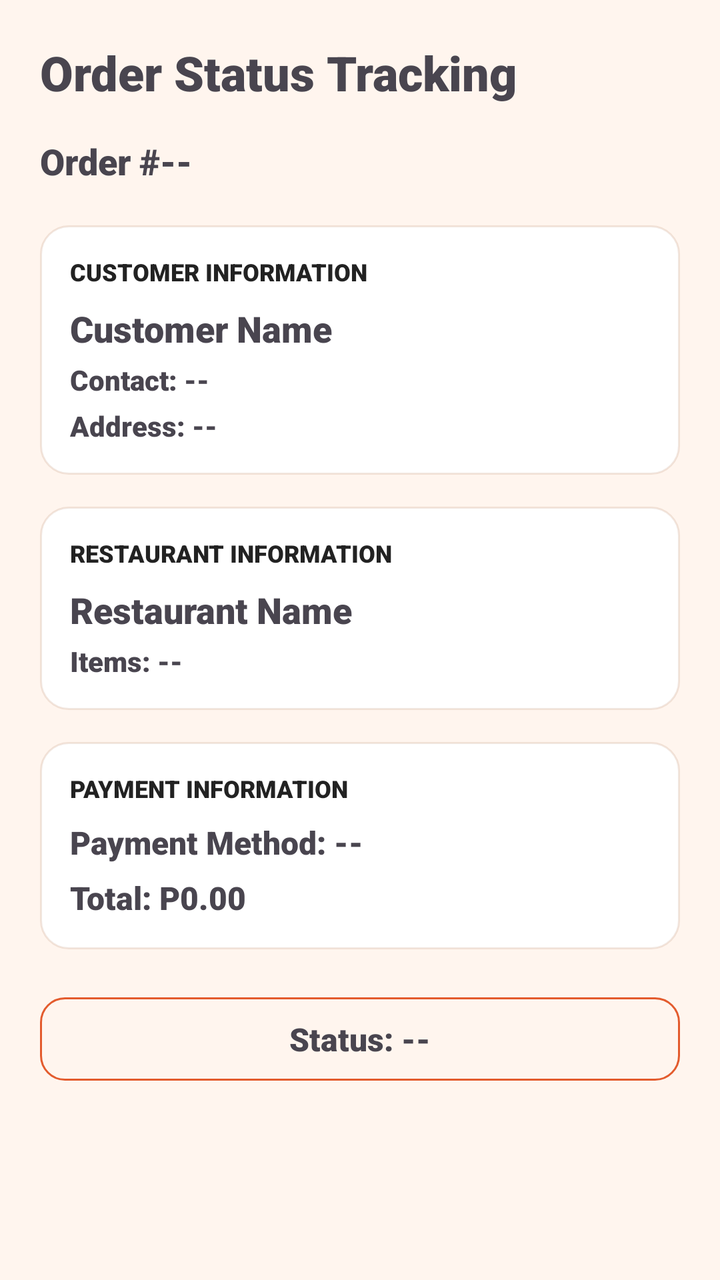
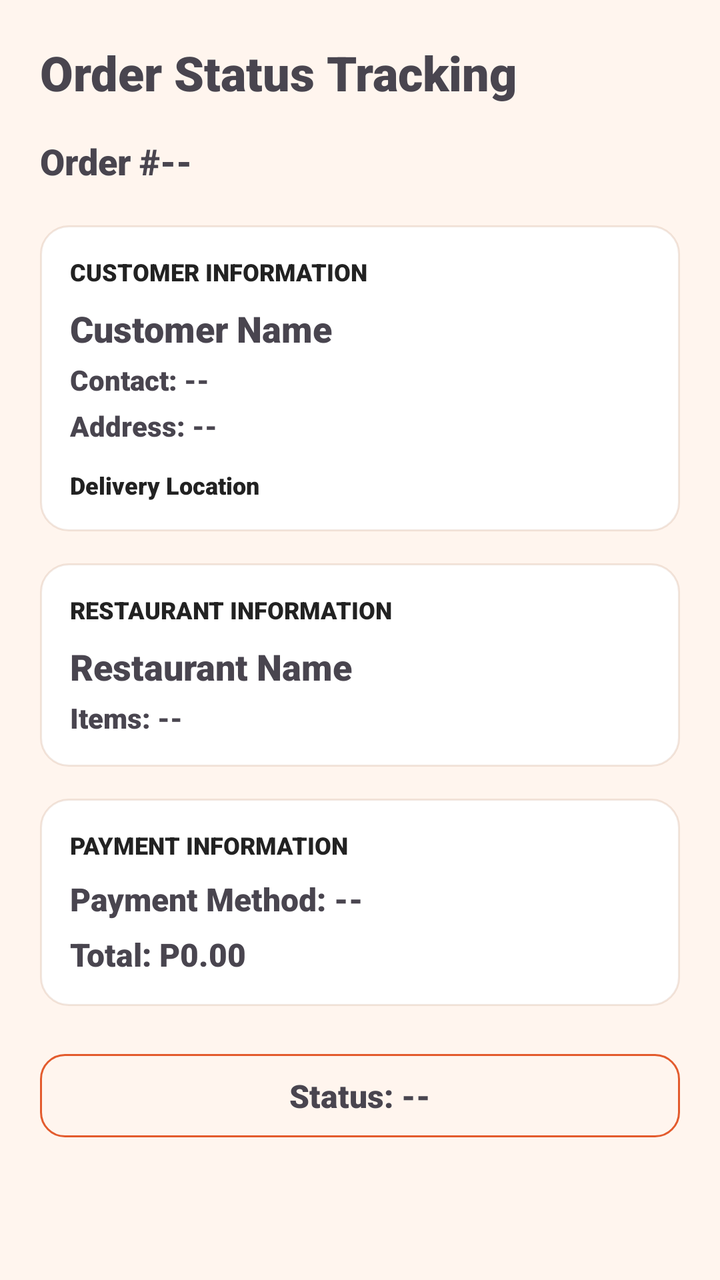

Two renders of the same Android screen: before a commit and after it. Below are the layout's source before the change and the commit's diff.
<!-- AndroidManifest.xml: application theme Theme.FOODDASH -->
<!-- res/layout/activity_active_order.xml -->
<?xml version="1.0" encoding="utf-8"?>
<ScrollView xmlns:android="http://schemas.android.com/apk/res/android"
    android:layout_width="match_parent"
    android:layout_height="match_parent"
    android:background="@color/light_faded_orange"
    android:fillViewport="true">

    <LinearLayout
        android:layout_width="match_parent"
        android:layout_height="wrap_content"
        android:orientation="vertical"
        android:padding="20dp">

        <TextView
            android:layout_width="wrap_content"
            android:layout_height="wrap_content"
            android:text="Order Status Tracking"
            android:textSize="24sp"
            android:textStyle="bold" />

        <TextView
            android:id="@+id/activeOrderIdText"
            android:layout_width="match_parent"
            android:layout_height="wrap_content"
            android:layout_marginTop="16dp"
            android:text="Order #--"
            android:textSize="18sp"
            android:textStyle="bold" />

        <LinearLayout
            android:layout_width="match_parent"
            android:layout_height="wrap_content"
            android:layout_marginTop="20dp"
            android:background="@drawable/view_border"
            android:orientation="vertical"
            android:padding="15dp">

            <TextView
                android:layout_width="wrap_content"
                android:layout_height="wrap_content"
                android:text="CUSTOMER INFORMATION"
                android:textSize="12sp"
                android:textStyle="bold"
                android:textColor="@color/secondary_dark_gray" />

            <TextView
                android:id="@+id/activeCustomerName"
                android:layout_width="match_parent"
                android:layout_height="wrap_content"
                android:layout_marginTop="8dp"
                android:text="Customer Name"
                android:textSize="18sp"
                android:textStyle="bold" />

            <TextView
                android:id="@+id/activeCustomerContact"
                android:layout_width="match_parent"
                android:layout_height="wrap_content"
                android:layout_marginTop="4dp"
                android:text="Contact: --" />

            <TextView
                android:id="@+id/activeDeliveryAddress"
                android:layout_width="match_parent"
                android:layout_height="wrap_content"
                android:layout_marginTop="4dp"
                android:text="Address: --" />
        </LinearLayout>

        

        <LinearLayout
            android:layout_width="match_parent"
            android:layout_height="wrap_content"
            android:layout_marginTop="16dp"
            android:background="@drawable/view_border"
            android:orientation="vertical"
            android:padding="15dp">

            <TextView
                android:layout_width="wrap_content"
                android:layout_height="wrap_content"
                android:text="RESTAURANT INFORMATION"
                android:textSize="12sp"
                android:textStyle="bold"
                android:textColor="@color/secondary_dark_gray" />

            <TextView
                android:id="@+id/activeRestaurantName"
                android:layout_width="match_parent"
                android:layout_height="wrap_content"
                android:layout_marginTop="8dp"
                android:text="Restaurant Name"
                android:textSize="18sp"
                android:textStyle="bold" />

            <TextView
                android:id="@+id/activeOrderItems"
                android:layout_width="match_parent"
                android:layout_height="wrap_content"
                android:layout_marginTop="4dp"
                android:text="Items: --" />
        </LinearLayout>

        <LinearLayout
            android:layout_width="match_parent"
            android:layout_height="wrap_content"
            android:layout_marginTop="16dp"
            android:background="@drawable/view_border"
            android:orientation="vertical"
            android:padding="15dp">

            <TextView
                android:layout_width="wrap_content"
                android:layout_height="wrap_content"
                android:text="PAYMENT INFORMATION"
                android:textSize="12sp"
                android:textStyle="bold"
                android:textColor="@color/secondary_dark_gray" />

            <TextView
                android:id="@+id/activePaymentMethod"
                android:layout_width="match_parent"
                android:layout_height="wrap_content"
                android:layout_marginTop="8dp"
                android:text="Payment Method: --"
                android:textSize="16sp"
                android:textStyle="bold" />

            <TextView
                android:id="@+id/activeOrderTotal"
                android:layout_width="match_parent"
                android:layout_height="wrap_content"
                android:layout_marginTop="6dp"
                android:text="Total: P0.00"
                android:textSize="16sp"
                android:textStyle="bold" />
        </LinearLayout>

        <TextView
            android:id="@+id/activeOrderStatus"
            android:layout_width="match_parent"
            android:layout_height="wrap_content"
            android:layout_marginTop="24dp"
            android:text="Status: --"
            android:textSize="16sp"
            android:textStyle="bold"
            android:gravity="center"
            android:padding="10dp"
            android:background="@drawable/button_border" />

        <Button
            android:id="@+id/btnAccept"
            android:layout_width="match_parent"
            android:layout_height="wrap_content"
            android:layout_marginTop="20dp"
            android:text="Accept Order"
            android:visibility="gone" />

        <Button
            android:id="@+id/btnPreparing"
            android:layout_width="match_parent"
            android:layout_height="wrap_content"
            android:layout_marginTop="10dp"
            android:text="Mark as Preparing"
            android:visibility="gone" />

        <Button
            android:id="@+id/btnReady"
            android:layout_width="match_parent"
            android:layout_height="wrap_content"
            android:layout_marginTop="10dp"
            android:text="Mark as Ready for Pickup"
            android:visibility="gone" />

        <Button
            android:id="@+id/btnArrived"
            android:layout_width="match_parent"
            android:layout_height="wrap_content"
            android:layout_marginTop="10dp"
            android:text="Arrived at Restaurant"
            android:visibility="gone" />

        <Button
            android:id="@+id/btnPickedUp"
            android:layout_width="match_parent"
            android:layout_height="wrap_content"
            android:layout_marginTop="10dp"
            android:text="Picked Up Order"
            android:visibility="gone" />

        <Button
            android:id="@+id/btnOnTheWay"
            android:layout_width="match_parent"
            android:layout_height="wrap_content"
            android:layout_marginTop="10dp"
            android:text="On the Way"
            android:visibility="gone" />

        <Button
            android:id="@+id/btnDelivered"
            android:layout_width="match_parent"
            android:layout_height="wrap_content"
            android:layout_marginTop="10dp"
            android:text="Mark as Delivered"
            android:visibility="gone" />

    </LinearLayout>
</ScrollView>
<!-- resources referenced by this layout -->
<resources>
  <color name="light_faded_orange">#FFFFF5EE</color>
  <color name="secondary_dark_gray">#222222</color>
  <!-- drawable button_border (drawable) -->
  <?xml version="1.0" encoding="utf-8"?>
  <shape xmlns:android="http://schemas.android.com/apk/res/android"
      android:shape="rectangle">
      <solid android:color="@android:color/transparent" />
      <stroke
          android:width="1dp"
          android:color="@color/brand_primary" />
      <corners android:radius="12dp" />
  </shape>
  <!-- drawable view_border (drawable) -->
  <?xml version="1.0" encoding="utf-8"?>
  <shape xmlns:android="http://schemas.android.com/apk/res/android"
      android:shape="rectangle">
      <solid android:color="@color/brand_surface" />
      <stroke
          android:width="1dp"
          android:color="@color/brand_border" />
      <corners android:radius="14dp" />
  </shape>
  <style name="Theme.FOODDASH" parent="Base.Theme.FOODDASH" />
  <color name="brand_primary">#E35B2D</color>
  <color name="brand_surface">#FFFFFFFF</color>
  <color name="brand_border">#26A2603A</color>
  <style name="Base.Theme.FOODDASH" parent="Theme.Material3.DayNight.NoActionBar">
          <item name="colorPrimary">@color/brand_primary</item>
          <item name="colorOnPrimary">@color/white</item>
          <item name="colorPrimaryContainer">@color/faded_orange</item>
          <item name="colorOnPrimaryContainer">@color/brand_text</item>
          <item name="colorSecondary">@color/brand_secondary</item>
          <item name="colorOnSecondary">@color/white</item>
          <item name="colorSurface">@color/brand_surface</item>
          <item name="colorOnSurface">@color/brand_text</item>
          <item name="colorSurfaceVariant">@color/brand_surface_soft</item>
          <item name="colorOutline">@color/brand_border</item>
          <item name="android:colorBackground">@color/light_faded_orange</item>
          <item name="android:statusBarColor">@android:color/transparent</item>
          <item name="android:navigationBarColor">@color/brand_surface</item>
          <item name="android:windowLightStatusBar">true</item>
          <item name="android:fontFamily">sans-serif-black</item>
          <item name="android:textStyle">bold</item>
          <item name="android:textColorPrimary">@color/brand_text</item>
          <item name="android:textColorSecondary">@color/black</item>
          <item name="android:windowBackground">@drawable/bg_app_gradient</item>
          <item name="materialCardViewStyle">@style/Widget.FOODDASH.Card</item>
      </style>
  <color name="white">#FFFFFFFF</color>
  <color name="faded_orange">#FFE8A871</color>
  <color name="brand_text">#000000</color>
  <color name="brand_secondary">#2E7D58</color>
  <color name="brand_surface_soft">#FFFFF9F4</color>
  <color name="black">#FF000000</color>
  <!-- drawable bg_app_gradient (drawable) -->
  <?xml version="1.0" encoding="utf-8"?>
  <shape xmlns:android="http://schemas.android.com/apk/res/android"
      android:shape="rectangle">
      <gradient
          android:angle="270"
          android:endColor="@color/brand_gradient_end"
          android:startColor="@color/brand_gradient_start" />
  </shape>
  <style name="Widget.FOODDASH.Card" parent="Widget.Material3.CardView.Elevated">
          <item name="cardBackgroundColor">@color/brand_surface</item>
          <item name="cardCornerRadius">18dp</item>
          <item name="cardElevation">2dp</item>
      </style>
  <color name="brand_gradient_end">#FFFFF9F4</color>
  <color name="brand_gradient_start">#FFFFEFE2</color>
</resources>

<!-- the commit's change to res/layout/activity_active_order.xml (unified diff, before → after) -->
@@ -65,6 +65,24 @@
                 android:layout_height="wrap_content"
                 android:layout_marginTop="4dp"
                 android:text="Address: --" />
+
+            <TextView
+                android:id="@+id/customerLocationMapLabel"
+                android:layout_width="wrap_content"
+                android:layout_height="wrap_content"
+                android:layout_marginTop="12dp"
+                android:text="Delivery Location"
+                android:textSize="12sp"
+                android:textStyle="bold"
+                android:textColor="@color/secondary_dark_gray" />
+
+            <org.osmdroid.views.MapView
+                android:id="@+id/customerLocationMapView"
+                android:layout_width="match_parent"
+                android:layout_height="220dp"
+                android:layout_marginTop="8dp"
+                android:visibility="gone"
+                android:background="@drawable/bg_input_field" />
         </LinearLayout>
 
         
<!-- resource entries referenced after the edit -->
@@ -2,6 +2,16 @@
 <resources>
   <color name="light_faded_orange">#FFFFF5EE</color>
   <color name="secondary_dark_gray">#222222</color>
+  <!-- drawable bg_input_field (drawable) -->
+  <?xml version="1.0" encoding="utf-8"?>
+  <shape xmlns:android="http://schemas.android.com/apk/res/android"
+      android:shape="rectangle">
+      <solid android:color="@color/brand_surface_soft" />
+      <stroke
+          android:width="1dp"
+          android:color="@color/brand_border" />
+      <corners android:radius="14dp" />
+  </shape>
   <!-- drawable button_border (drawable) -->
   <?xml version="1.0" encoding="utf-8"?>
   <shape xmlns:android="http://schemas.android.com/apk/res/android"
